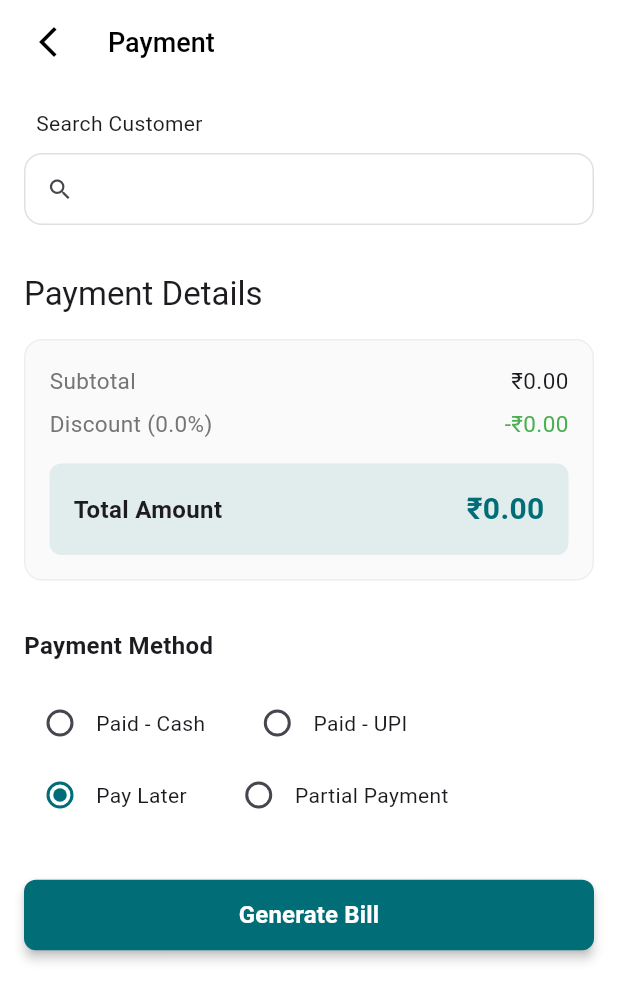
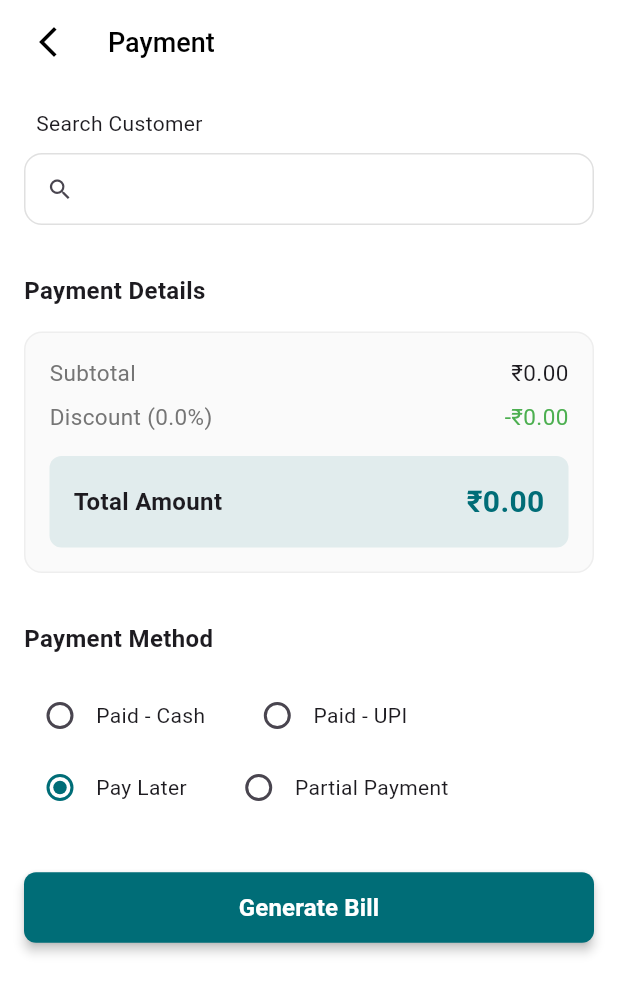
Before and after one commit to craftedbyaditya/saasify, a Flutter app: the CheckoutScreen screen opened by its route, after a tap on "Proceed to Payment", on a phone screen of 412 x 824 dp. Shown: the top 1001 px of the screen. Run offline on Flutter 3.47's test engine with Material 3 defaults, Android fonts, the phone set to English and light mode, and no system bars; our stand-ins replace open_file, shared_preferences, supabase_flutter; missing offline and left inert: gsheets; accounts and stored records are empty; project files that could hold a hidden picture were left out.

Commit message:
Update UI a bit.

```diff
--- a/lib/main.dart
+++ b/lib/main.dart
@@ -31,6 +31,7 @@ class MyApp extends StatelessWidget {
   @override
   Widget build(BuildContext context) {
     return MaterialApp(
+      debugShowCheckedModeBanner: false,
       title: AppStrings.appName,
       theme: AppTheme.lightTheme,
       initialRoute: '/',
@@ -39,7 +40,9 @@ class MyApp extends StatelessWidget {
         '/dashboard': (context) => DashboardScreen(),
         '/new-bill': (context) => PosScreen(),
         '/add-new-item': (context) => const AddNewItemScreen(),
-        '/checkout': (context) => const CheckoutScreen(checkoutData: [], totalAmount: 00.00),
+        '/checkout':
+            (context) =>
+                const CheckoutScreen(checkoutData: [], totalAmount: 00.00),
         '/add-customers': (context) => AddCustomerScreen(),
         // Define CustomersScreen
       },
--- a/lib/screens/pos/payment_screen.dart
+++ b/lib/screens/pos/payment_screen.dart
@@ -25,6 +25,7 @@ class _PaymentScreenState extends State<PaymentScreen> {
   final TextEditingController _paidAmountController = TextEditingController();
   final AddCustomerBloc _addCustomerBloc = AddCustomerBloc();
   final OrderService _orderService = OrderService();
+  final FocusNode _searchFocusNode = FocusNode();
 
   String _selectedPaymentOption = 'Pay Later';
   double _paidAmount = 0.0;
@@ -66,6 +67,7 @@ class _PaymentScreenState extends State<PaymentScreen> {
     _mobileNumberController.dispose();
     _searchController.dispose();
     _paidAmountController.dispose();
+    _searchFocusNode.dispose();
     super.dispose();
   }
 
@@ -171,32 +173,118 @@ class _PaymentScreenState extends State<PaymentScreen> {
             children: [
               CustomTextField(
                 controller: _searchController,
+                focusNode: _searchFocusNode,
                 label: 'Search Customer',
                 suffixIconData: Icons.search,
+                onChanged: (value) {
+                  _filterCustomers();
+                  setState(() {
+                    if (value.isEmpty) {
+                      _showCustomerList = false;
+                    }
+                  });
+                },
               ),
               const SizedBox(height: AppDimensions.paddingMedium),
+              (_searchController.text.isNotEmpty)
+                  ? Text(
+                    'Selected Customer',
+                    style: TextStyle(fontSize: 16, fontWeight: FontWeight.w600),
+                  )
+                  : const SizedBox.shrink(),
+              (_searchController.text.isNotEmpty)
+                  ? SizedBox(height: AppDimensions.paddingMedium)
+                  : const SizedBox.shrink(),
+              if (_selectedCustomerId != null) ...[
+                Container(
+                  padding: const EdgeInsets.all(12),
+                  decoration: BoxDecoration(
+                    color: const Color(0xFF006d77).withOpacity(0.1),
+                    borderRadius: BorderRadius.circular(8),
+                    border: Border.all(
+                      color: const Color(0xFF006d77).withOpacity(0.2),
+                    ),
+                  ),
+                  child: Row(
+                    children: [
+                      const Icon(
+                        Icons.person_outline,
+                        color: Color(0xFF006d77),
+                      ),
+                      const SizedBox(width: 12),
+                      Expanded(
+                        child: Column(
+                          crossAxisAlignment: CrossAxisAlignment.start,
+                          children: [
+                            Text(
+                              _customerNameController.text,
+                              style: const TextStyle(
+                                fontWeight: FontWeight.w600,
+                                fontSize: 16,
+                                color: Color(0xFF006d77),
+                              ),
+                            ),
+                            Text(
+                              _mobileNumberController.text,
+                              style: TextStyle(
+                                color: Colors.grey[600],
+                                fontSize: 14,
+                              ),
+                            ),
+                          ],
+                        ),
+                      ),
+                      IconButton(
+                        icon: const Icon(Icons.close, color: Color(0xFF006d77)),
+                        onPressed: () {
+                          setState(() {
+                            _selectedCustomerId = null;
+                            _customerNameController.clear();
+                            _mobileNumberController.clear();
+                          });
+                        },
+                      ),
+                    ],
+                  ),
+                ),
+                const SizedBox(height: AppDimensions.paddingMedium),
+              ],
 
               if (_showCustomerList)
                 Container(
-                  height: 200.0,
+                  constraints: const BoxConstraints(maxHeight: 200),
                   decoration: BoxDecoration(
+                    color: Colors.white,
                     border: Border.all(color: Colors.grey.shade300),
                     borderRadius: BorderRadius.circular(8.0),
+                    boxShadow: [
+                      BoxShadow(
+                        color: Colors.grey.withOpacity(0.1),
+                        spreadRadius: 1,
+                        blurRadius: 2,
+                        offset: const Offset(0, 1),
+                      ),
+                    ],
                   ),
                   child: Scrollbar(
-                    child: ListView.builder(
+                    child: ListView.separated(
                       shrinkWrap: true,
-                      physics: const NeverScrollableScrollPhysics(),
                       itemCount:
                           _showAllResults
                               ? _filteredCustomers.length
                               : (_filteredCustomers.length > 4
                                   ? 4
                                   : _filteredCustomers.length),
+                      separatorBuilder:
+                          (context, index) => const Divider(height: 1),
                       itemBuilder: (context, index) {
                         final customer = _filteredCustomers[index];
                         return ListTile(
-                          title: Text(customer['name']),
+                          leading: const Icon(Icons.person_outline),
+                          title: Text(
+                            customer['name'],
+                            style: const TextStyle(fontWeight: FontWeight.w500),
+                          ),
                           subtitle: Text(customer['contact']),
                           onTap: () {
                             setState(() {
@@ -205,6 +293,9 @@ class _PaymentScreenState extends State<PaymentScreen> {
                                   customer['contact'];
                               _selectedCustomerId = customer['id'];
                               _showCustomerList = false;
+                              _searchController.clear();
+                              // Unfocus the search field and hide keyboard
+                              _searchFocusNode.unfocus();
                             });
                           },
                         );
@@ -221,9 +312,9 @@ class _PaymentScreenState extends State<PaymentScreen> {
 
               const SizedBox(height: AppDimensions.paddingMedium),
 
-              Text(
+              const Text(
                 'Payment Details',
-                style: Theme.of(context).textTheme.titleLarge,
+                style: TextStyle(fontSize: 16, fontWeight: FontWeight.w600),
               ),
               const SizedBox(height: AppDimensions.paddingMedium),
 
--- a/lib/widgets/custom_textfield.dart
+++ b/lib/widgets/custom_textfield.dart
@@ -20,6 +20,7 @@ class CustomTextField extends StatelessWidget {
   final InputDecoration? decoration;
   final TextStyle? style;
   final EdgeInsetsGeometry? contentPadding;
+  final FocusNode? focusNode;
 
   const CustomTextField({
     super.key,
@@ -41,6 +42,7 @@ class CustomTextField extends StatelessWidget {
     this.style,
     this.contentPadding,
     this.suffixIconData,
+    this.focusNode,
   });
 
   @override
@@ -56,6 +58,7 @@ class CustomTextField extends StatelessWidget {
         Padding(
           padding: const EdgeInsets.only(top: 10.0),
           child: TextFormField(
+            focusNode: focusNode,
             controller: controller,
             obscureText: obscureText,
             keyboardType: keyboardType,
```
